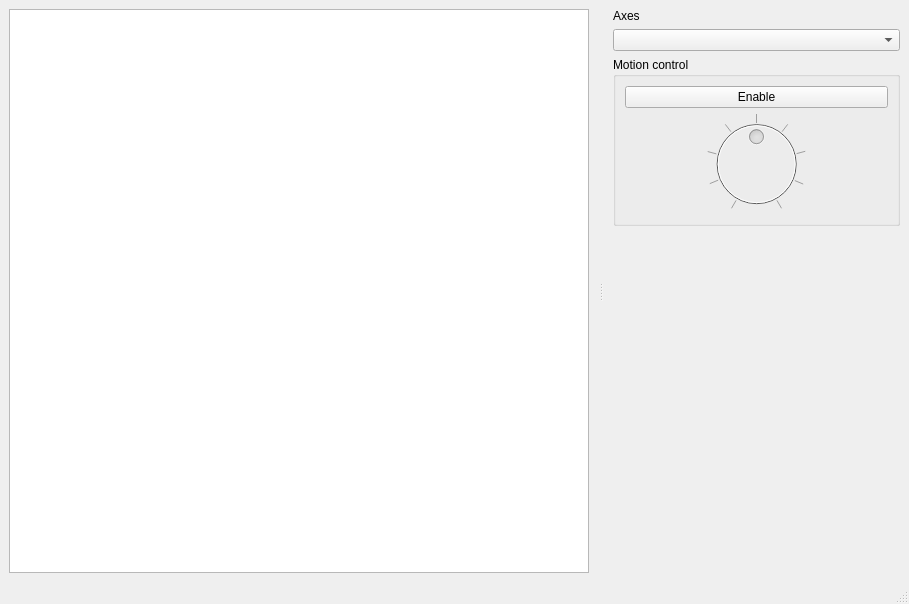
Before: the Qt Designer form examples/scope/resources/ui/scopewindow.ui in ingeniamc/ingenialink-python, drawn with Qt 5.
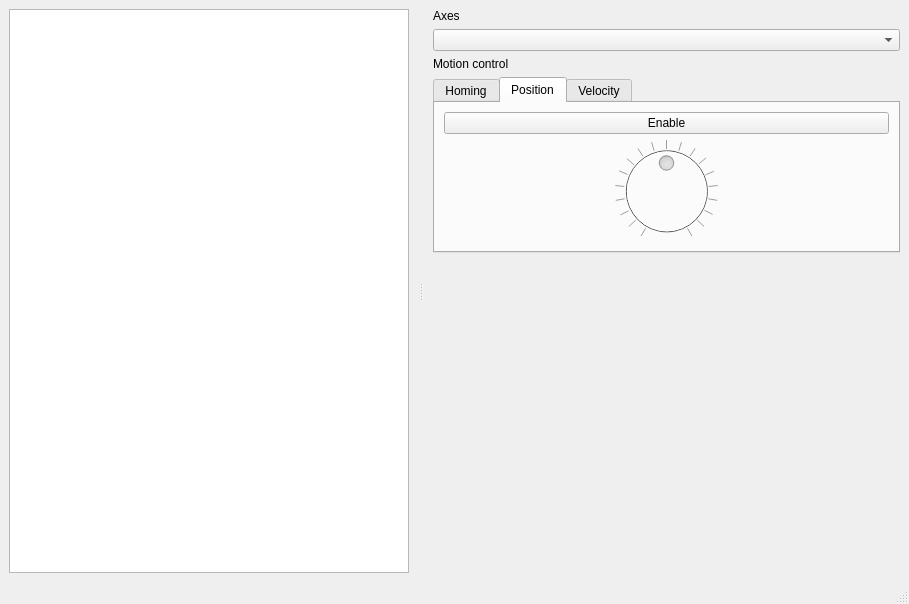
After: the same form once the commit is applied. The open tabs and pages were chosen to show the change. Custom widgets are drawn as their Qt base class.

Commit message: examples: scope: add homing and position modes to scope

```diff
--- a/examples/scope/resources/ui/scopewindow.ui
+++ b/examples/scope/resources/ui/scopewindow.ui
@@ -75,21 +75,104 @@
          </widget>
         </item>
         <item>
-         <widget class="QGroupBox" name="gboxMotionControl">
-          <property name="sizePolicy">
-           <sizepolicy hsizetype="Minimum" vsizetype="Preferred">
-            <horstretch>0</horstretch>
-            <verstretch>0</verstretch>
-           </sizepolicy>
-          </property>
-          <property name="title">
+         <widget class="QLabel" name="label">
+          <property name="text">
            <string>Motion control</string>
           </property>
+         </widget>
+        </item>
+        <item>
+         <widget class="QTabWidget" name="tabsMotionControl">
+          <property name="sizePolicy">
+           <sizepolicy hsizetype="MinimumExpanding" vsizetype="Fixed">
+            <horstretch>0</horstretch>
+            <verstretch>0</verstretch>
+           </sizepolicy>
+          </property>
+          <property name="minimumSize">
+           <size>
+            <width>300</width>
+            <height>0</height>
+           </size>
+          </property>
+          <property name="currentIndex">
+           <number>0</number>
+          </property>
+          <widget class="QWidget" name="tabHoming">
+           <attribute name="title">
+            <string>Homing</string>
+           </attribute>
           <layout class="QVBoxLayout" name="verticalLayout">
            <item>
-            <widget class="QPushButton" name="btnPower">
+             <widget class="QPushButton" name="btnHoming">
+              <property name="text">
+               <string>Go</string>
+              </property>
+             </widget>
+            </item>
+            <item>
+             <widget class="QLabel" name="lblHomingStatus">
+              <property name="text">
+               <string/>
+              </property>
+              <property name="alignment">
+               <set>Qt::AlignCenter</set>
+              </property>
+              <property name="wordWrap">
+               <bool>true</bool>
+              </property>
+             </widget>
+            </item>
+           </layout>
+          </widget>
+          <widget class="QWidget" name="tabPosition">
+           <attribute name="title">
+            <string>Position</string>
+           </attribute>
+           <layout class="QVBoxLayout" name="verticalLayout_4">
+            <item>
+             <widget class="QPushButton" name="btnPositionPower">
+              <property name="text">
+               <string>Enable</string>
+              </property>
+             </widget>
+            </item>
+            <item>
+             <widget class="QDial" name="dialPosition">
+              <property name="enabled">
+               <bool>false</bool>
+              </property>
+              <property name="minimum">
+               <number>-360</number>
+              </property>
+              <property name="maximum">
+               <number>360</number>
+              </property>
+              <property name="singleStep">
+               <number>10</number>
+              </property>
+              <property name="pageStep">
+               <number>20</number>
+              </property>
+              <property name="tracking">
+               <bool>false</bool>
+              </property>
+              <property name="notchesVisible">
+               <bool>true</bool>
+              </property>
+             </widget>
+            </item>
+           </layout>
+          </widget>
+          <widget class="QWidget" name="tabVelocity">
+           <attribute name="title">
+            <string>Velocity</string>
+           </attribute>
+           <layout class="QVBoxLayout" name="verticalLayout_3">
+            <item>
+             <widget class="QPushButton" name="btnVelocityPower">
              <property name="sizePolicy">
-              <sizepolicy hsizetype="Minimum" vsizetype="Preferred">
+               <sizepolicy hsizetype="Minimum" vsizetype="Fixed">
                <horstretch>0</horstretch>
                <verstretch>0</verstretch>
               </sizepolicy>
@@ -140,9 +223,7 @@
             </widget>
            </item>
           </layout>
-          <zorder>cboxAxes</zorder>
-          <zorder>dialVelocity</zorder>
-          <zorder>btnPower</zorder>
+          </widget>
          </widget>
         </item>
         <item>
```
Lines whose indentation alone changed are shown as unchanged. The commit also changes 2 other files.
